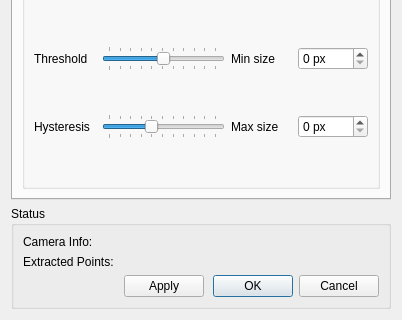
The window that ftnoir_tracker_pt/FTNoIR_PT_Controls.ui (opentrack/opentrack) describes before a commit, drawn with Qt 5; both pictures show x 0 to 402 and y 281 to 601 of the 402 by 601 pixel window.
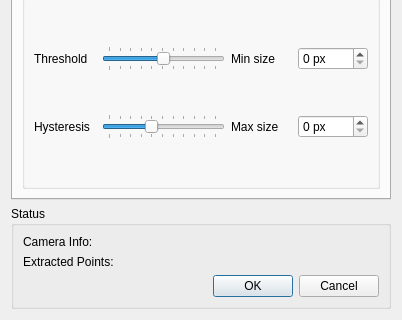
The same window after the commit. Icons and pictures are not drawn.

What changed in the file:
```diff
--- a/ftnoir_tracker_pt/FTNoIR_PT_Controls.ui
+++ b/ftnoir_tracker_pt/FTNoIR_PT_Controls.ui
@@ -42,13 +42,6 @@
       <string>Status</string>
      </property>
      <layout class="QGridLayout" name="gridLayout_10">
-      <item row="2" column="2">
-       <widget class="QDialogButtonBox" name="buttonBox">
-        <property name="standardButtons">
-         <set>QDialogButtonBox::Cancel|QDialogButtonBox::Ok</set>
-        </property>
-       </widget>
-      </item>
       <item row="1" column="0">
        <widget class="QLabel" name="label_3">
         <property name="text">
@@ -56,6 +49,13 @@
         </property>
        </widget>
       </item>
+      <item row="2" column="1">
+       <widget class="QDialogButtonBox" name="buttonBox">
+        <property name="standardButtons">
+         <set>QDialogButtonBox::Cancel|QDialogButtonBox::Ok</set>
+        </property>
+       </widget>
+      </item>
       <item row="0" column="0">
        <widget class="QLabel" name="label_38">
         <property name="text">
@@ -63,17 +63,20 @@
         </property>
        </widget>
       </item>
-      <item row="2" column="1">
-       <widget class="QDialogButtonBox" name="buttonBox_2">
-        <property name="standardButtons">
-         <set>QDialogButtonBox::Apply</set>
+      <item row="1" column="1">
+       <widget class="QLabel" name="pointinfo_label">
+        <property name="minimumSize">
+         <size>
+          <width>50</width>
+          <height>0</height>
+         </size>
         </property>
-        <property name="centerButtons">
-         <bool>true</bool>
+        <property name="text">
+         <string/>
         </property>
        </widget>
       </item>
-      <item row="0" column="2">
+      <item row="0" column="1">
        <widget class="QLabel" name="caminfo_label">
         <property name="sizePolicy">
          <sizepolicy hsizetype="Preferred" vsizetype="Preferred">
@@ -92,19 +95,6 @@
         </property>
        </widget>
       </item>
-      <item row="1" column="2">
-       <widget class="QLabel" name="pointinfo_label">
-        <property name="minimumSize">
-         <size>
-          <width>50</width>
-          <height>0</height>
-         </size>
-        </property>
-        <property name="text">
-         <string/>
-        </property>
-       </widget>
-      </item>
      </layout>
     </widget>
    </item>
```
